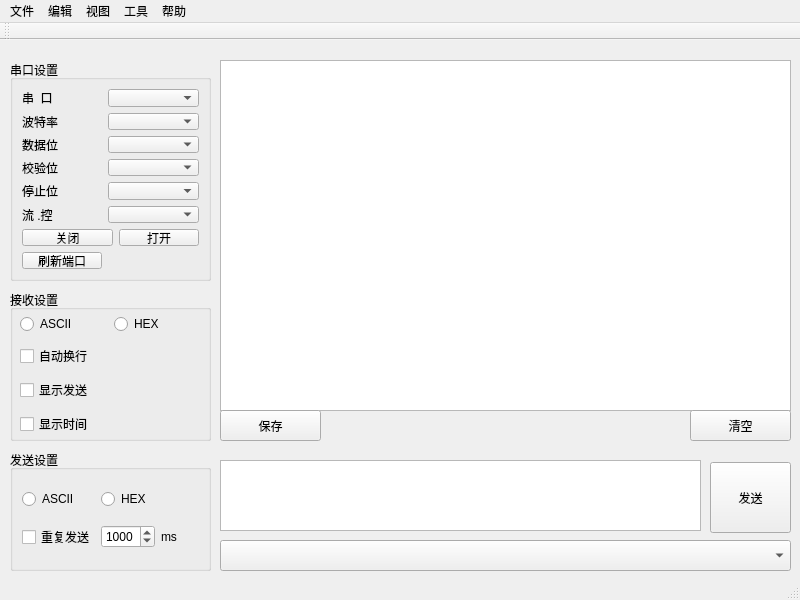
longge0720/SXLSerialPort, file mainwindow.ui: the form before one commit.
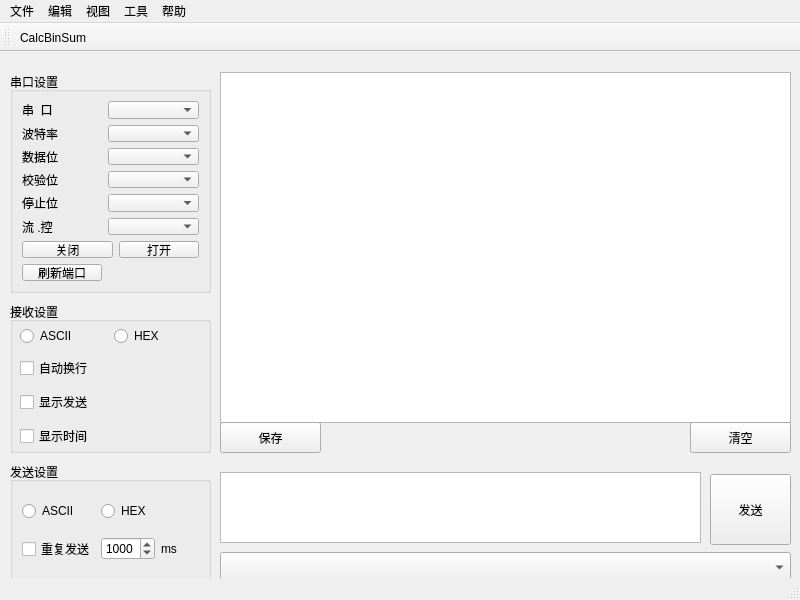
The form after the commit. Icons and pictures are not drawn.

Diff of the .ui file:
```diff
--- a/mainwindow.ui
+++ b/mainwindow.ui
@@ -348,7 +348,17 @@
    <attribute name="toolBarBreak">
     <bool>false</bool>
    </attribute>
+   <addaction name="actionCalcBinSum"/>
   </widget>
+  <action name="actionCalcBinSum">
+   <property name="icon">
+    <iconset resource="icon.qrc">
+     <normaloff>:/icon/addSum.png</normaloff>:/icon/addSum.png</iconset>
+   </property>
+   <property name="text">
+    <string>CalcBinSum</string>
+   </property>
+  </action>
  </widget>
  <resources/>
  <connections/>
```
Left out of the diff: 7 changed lines with no effect on the pictures.
